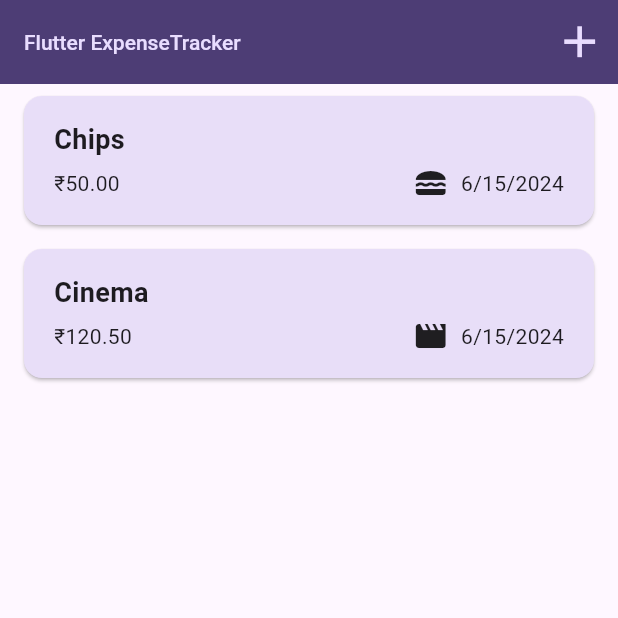
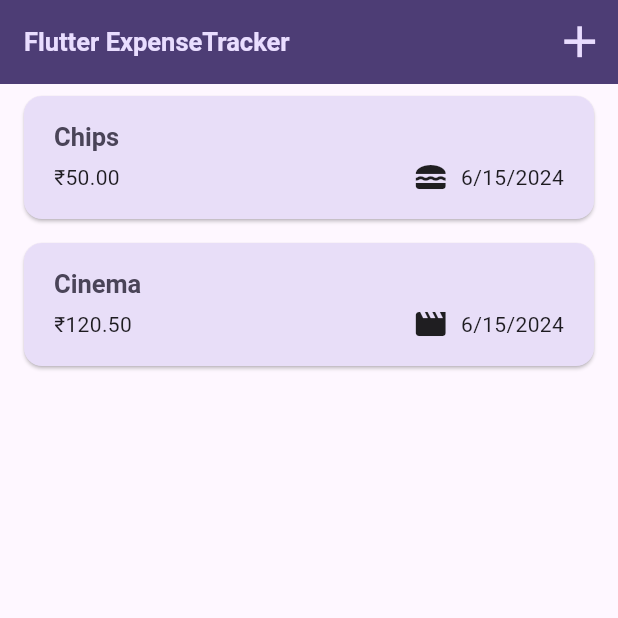
Before and after one commit to shaikhikram04/Expensive-Tracker, a Flutter app: the screen it shows after launch, on a phone screen of 412 x 824 dp, the top half of it. Run offline on Flutter 3.47's test engine with Material 3 defaults, Android fonts, the phone set to English and light mode, and no system bars.

Commit message:
theming text and add red background on removing expense

```diff
--- a/lib/widgets/expenses_list/expenses_item.dart
+++ b/lib/widgets/expenses_list/expenses_item.dart
@@ -16,7 +16,7 @@
           children: [
             Text(
               _expense.title,
-              style: const TextStyle(fontSize: 18, fontWeight: FontWeight.bold),
+              style: Theme.of(context).textTheme.titleLarge,
             ),
             const SizedBox(height: 4),
             Row(
--- a/lib/widgets/expenses_list/expenses_list.dart
+++ b/lib/widgets/expenses_list/expenses_list.dart
@@ -15,6 +15,12 @@
       itemCount: expenses.length,
       itemBuilder: (context, index) => Dismissible(
         key: ValueKey(expenses[index]),
+        background: Container(
+          color: Theme.of(context).colorScheme.error.withOpacity(0.75),
+          margin: EdgeInsets.symmetric(
+            horizontal: Theme.of(context).cardTheme.margin!.horizontal,
+          ),
+        ),
         onDismissed: (direction) {
           onRemoveExpense(expenses[index]);
         },
```
Also changed, not shown: lib/main.dart (+4 -3 lines).
